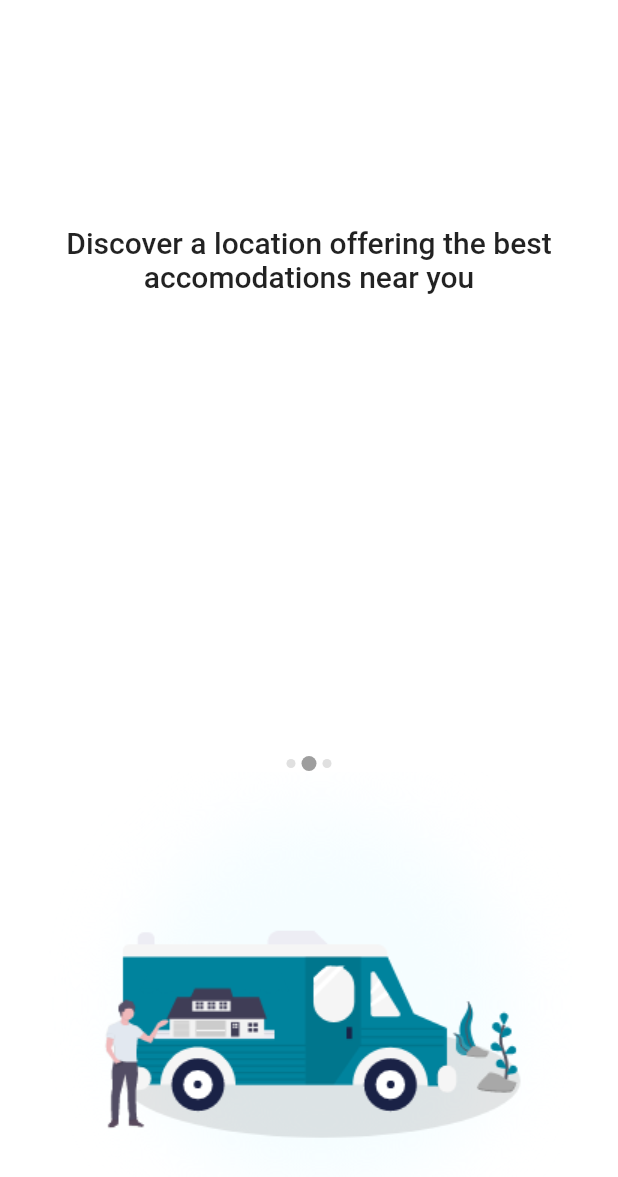
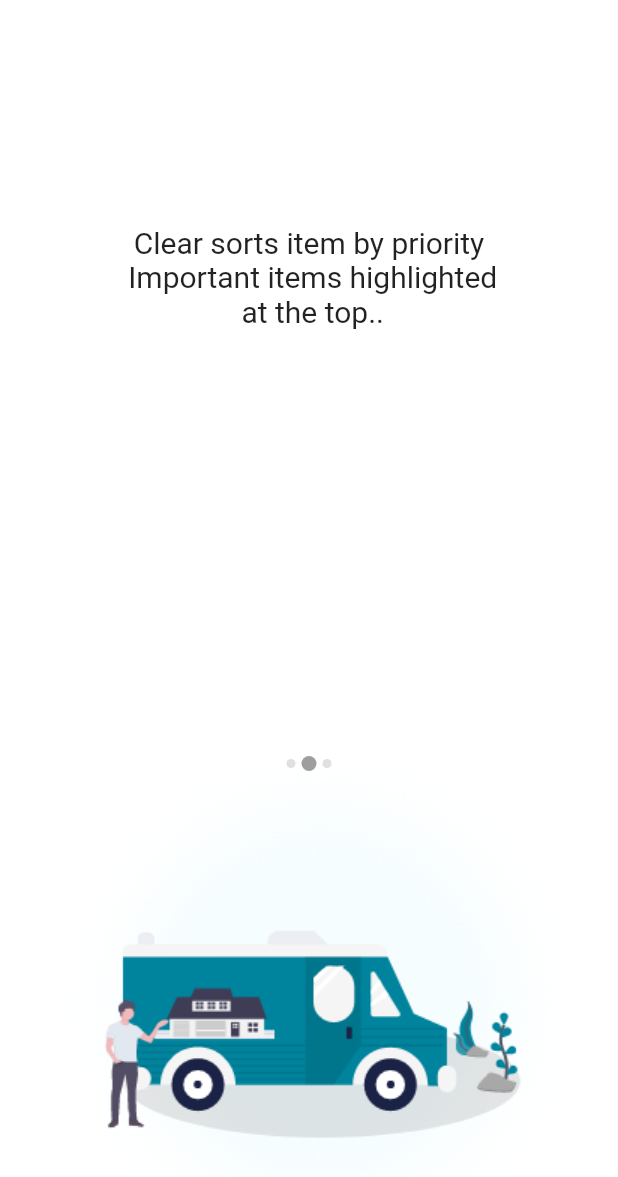
Before and after one commit to rahulx037/FlutterTodos, a Flutter app: the screen it shows after launch, swiped to page 2, on a phone screen of 412 x 824 dp. Shown: the top 1177 px of the screen. Run offline on Flutter 3.47's test engine with Material 2 defaults, Android fonts, the phone set to English and light mode, and no system bars; missing offline and left inert: swipedetector.

Commit message:
Ui update

```diff
--- a/lib/intro/SlideTile.dart
+++ b/lib/intro/SlideTile.dart
@@ -20,7 +20,6 @@ class SlideTile extends StatelessWidget {
               height: 150,
             ),
             Text(desc, textAlign: TextAlign.center,style: TextStyle(
-                fontWeight: FontWeight.w500,
                 fontSize: 20
             ),)
           ],
--- a/lib/intro/slider_model.dart
+++ b/lib/intro/slider_model.dart
@@ -40,7 +40,7 @@ List<SliderModel> getSlides(){
   SliderModel sliderModel = new SliderModel();
 
   //1
-  sliderModel.setDesc("Discover a location offering the best accomodations near you");
+  sliderModel.setDesc("Clear sorts item by priority\n Important items highlighted \n at the top..");
   sliderModel.setTitle("Direct Visit To Houses");
   sliderModel.setImageAssetPath("assets/banner/1.png");
   slides.add(sliderModel);
--- a/lib/main.dart
+++ b/lib/main.dart
@@ -61,7 +61,11 @@ class _IntroState extends State<Intro> {
                 children: <Widget>[
                   Expanded(flex: 1,
                       child: Container(
-                        child: Center(child: Text.rich(
+                        child: Center(
+                            child: Column(
+                              mainAxisAlignment: MainAxisAlignment.center,
+                              children: [
+                                Text.rich(
                                 TextSpan(
                                     text: 'Welcome to ',
                                     style: TextStyle(
@@ -74,6 +78,27 @@ class _IntroState extends State<Intro> {
                                       )
                                     ]
                                 )
+                        ),
+                                SizedBox(
+                                  height: 10.0,
+                                ),
+                                Text.rich(
+                                    TextSpan(
+                                        text: 'Tap or Swipe ',
+                                        style: TextStyle(
+                                            fontSize: 22,
+                                            fontWeight: FontWeight.bold
+                                        ),
+                                        children: <InlineSpan>[
+                                          TextSpan(
+                                            text: 'to Begin.',
+                                            style: TextStyle(fontSize: 22,fontWeight: FontWeight.normal),
+                                          )
+                                        ]
+                                    )
+                                ),
+
+                              ],
                             )),
                       )),
 
```
Lines whose indentation alone changed are shown as unchanged.
